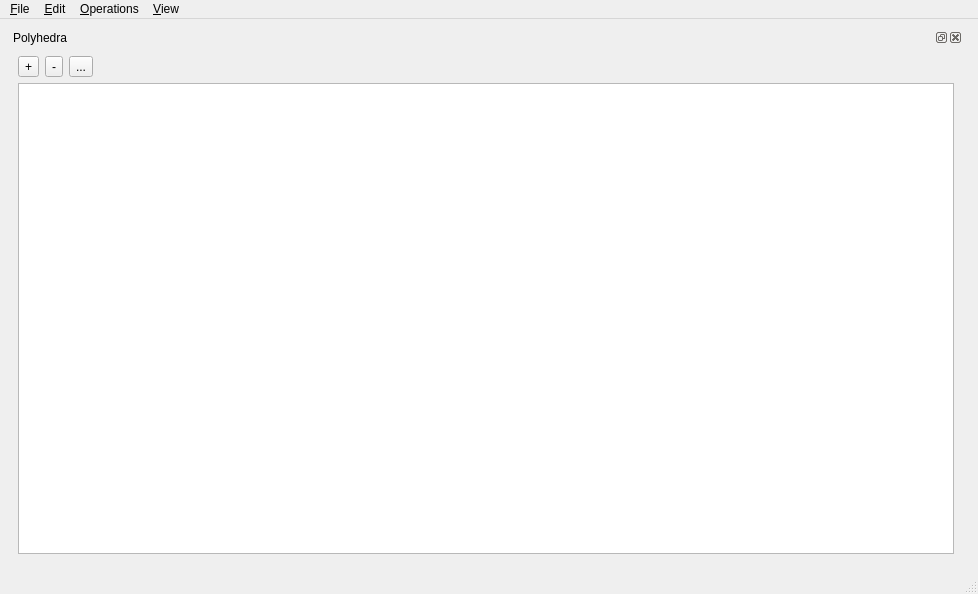
Above: demo/Polyhedron/MainWindow.ui from CGAL/releases before the change. Below: the same form after it.
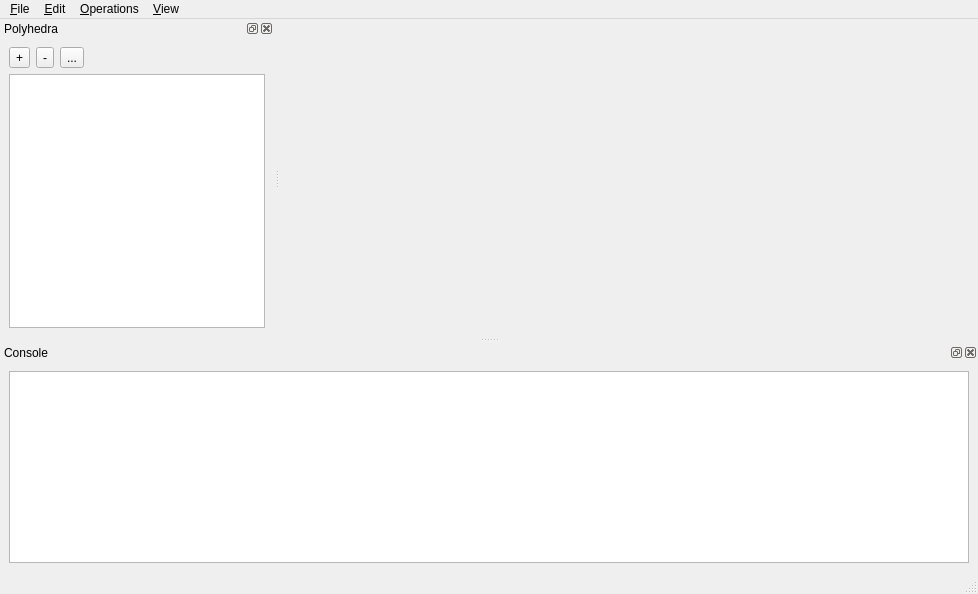
That is the form after the change. Icons and pictures are not drawn. Custom widgets are drawn as their Qt base class.

The edit to the form file:
```diff
--- a/demo/Polyhedron/MainWindow.ui
+++ b/demo/Polyhedron/MainWindow.ui
@@ -17,91 +17,28 @@
     <normaloff>:/cgal/icons/resources/cgal_logo.xpm</normaloff>:/cgal/icons/resources/cgal_logo.xpm</iconset>
   </property>
   <widget class="QWidget" name="centralwidget" >
-   <layout class="QGridLayout" name="gridLayout" >
-    <item row="0" column="1" >
-     <widget class="Viewer" native="1" name="viewer" />
-    </item>
-    <item row="0" column="0" >
-     <widget class="QDockWidget" name="polyhedraDockWidget" >
-      <property name="locale" >
-       <locale country="UnitedStates" language="English" />
+   <property name="geometry" >
+    <rect>
+     <x>282</x>
+     <y>19</y>
+     <width>696</width>
+     <height>320</height>
+    </rect>
+   </property>
+   <layout class="QVBoxLayout" name="verticalLayout_2" >
+    <item>
+     <widget class="Viewer" native="1" name="viewer" >
+      <property name="sizePolicy" >
+       <sizepolicy vsizetype="Preferred" hsizetype="Preferred" >
+        <horstretch>0</horstretch>
+        <verstretch>1</verstretch>
+       </sizepolicy>
       </property>
-      <property name="windowTitle" >
-       <string>Polyhedra</string>
-      </property>
-      <widget class="QWidget" name="dockWidgetContent" >
-       <layout class="QGridLayout" name="gridLayout_2" >
-        <item row="0" column="0" >
-         <layout class="QVBoxLayout" name="verticalLayout" >
-          <item>
-           <layout class="QHBoxLayout" name="horizontalLayout" >
-            <item>
-             <widget class="QToolButton" name="addButton" >
-              <property name="text" >
-               <string>+</string>
-              </property>
-              <property name="icon" >
-               <iconset resource="Polyhedron_3.qrc" >
-                <normaloff>:/cgal/icons/plus</normaloff>:/cgal/icons/plus</iconset>
-              </property>
-             </widget>
-            </item>
-            <item>
-             <widget class="QToolButton" name="removeButton" >
-              <property name="text" >
-               <string>-</string>
-              </property>
-              <property name="icon" >
-               <iconset resource="Polyhedron_3.qrc" >
-                <normaloff>:/cgal/icons/minus</normaloff>:/cgal/icons/minus</iconset>
-              </property>
-             </widget>
-            </item>
-            <item>
-             <widget class="QToolButton" name="duplicateButton" >
-              <property name="text" >
-               <string>...</string>
-              </property>
-              <property name="icon" >
-               <iconset resource="Polyhedron_3.qrc" >
-                <normaloff>:/cgal/icons/duplicate</normaloff>:/cgal/icons/duplicate</iconset>
-              </property>
-             </widget>
-            </item>
-            <item>
-             <spacer name="horizontalSpacer" >
-              <property name="orientation" >
-               <enum>Qt::Horizontal</enum>
-              </property>
-              <property name="sizeHint" stdset="0" >
-               <size>
-                <width>40</width>
-                <height>20</height>
-               </size>
-              </property>
-             </spacer>
-            </item>
-           </layout>
-          </item>
-          <item>
-           <widget class="QTreeView" name="treeView" >
-            <property name="editTriggers" >
-             <set>QAbstractItemView::DoubleClicked|QAbstractItemView::EditKeyPressed|QAbstractItemView::SelectedClicked</set>
-            </property>
-            <property name="alternatingRowColors" >
-             <bool>true</bool>
-            </property>
-            <property name="indentation" >
-             <number>0</number>
-            </property>
-           </widget>
-          </item>
-         </layout>
-        </item>
-       </layout>
-      </widget>
      </widget>
     </item>
+    <item>
+     <widget class="QLabel" name="infoLabel" />
+    </item>
    </layout>
   </widget>
   <widget class="QMenuBar" name="menubar" >
@@ -198,7 +135,152 @@
    <addaction name="menuOperations" />
    <addaction name="menuView" />
   </widget>
-  <widget class="QStatusBar" name="statusbar" />
+  <widget class="QStatusBar" name="statusbar" >
+   <property name="geometry" >
+    <rect>
+     <x>0</x>
+     <y>575</y>
+     <width>978</width>
+     <height>19</height>
+    </rect>
+   </property>
+  </widget>
+  <widget class="QDockWidget" name="sceneDockWidget" >
+   <property name="geometry" >
+    <rect>
+     <x>0</x>
+     <y>19</y>
+     <width>276</width>
+     <height>320</height>
+    </rect>
+   </property>
+   <property name="locale" >
+    <locale country="UnitedStates" language="English" />
+   </property>
+   <property name="windowTitle" >
+    <string>Polyhedra</string>
+   </property>
+   <attribute name="dockWidgetArea" >
+    <number>1</number>
+   </attribute>
+   <widget class="QWidget" name="dockWidgetContent" >
+    <property name="geometry" >
+     <rect>
+      <x>0</x>
+      <y>20</y>
+      <width>276</width>
+      <height>300</height>
+     </rect>
+    </property>
+    <layout class="QGridLayout" name="gridLayout_2" >
+     <item row="0" column="0" >
+      <layout class="QVBoxLayout" name="verticalLayout" >
+       <item>
+        <layout class="QHBoxLayout" name="horizontalLayout" >
+         <item>
+          <widget class="QToolButton" name="addButton" >
+           <property name="text" >
+            <string>+</string>
+           </property>
+           <property name="icon" >
+            <iconset resource="Polyhedron_3.qrc" >
+             <normaloff>:/cgal/icons/plus</normaloff>:/cgal/icons/plus</iconset>
+           </property>
+          </widget>
+         </item>
+         <item>
+          <widget class="QToolButton" name="removeButton" >
+           <property name="text" >
+            <string>-</string>
+           </property>
+           <property name="icon" >
+            <iconset resource="Polyhedron_3.qrc" >
+             <normaloff>:/cgal/icons/minus</normaloff>:/cgal/icons/minus</iconset>
+           </property>
+          </widget>
+         </item>
+         <item>
+          <widget class="QToolButton" name="duplicateButton" >
+           <property name="text" >
+            <string>...</string>
+           </property>
+           <property name="icon" >
+            <iconset resource="Polyhedron_3.qrc" >
+             <normaloff>:/cgal/icons/duplicate</normaloff>:/cgal/icons/duplicate</iconset>
+           </property>
+          </widget>
+         </item>
+         <item>
+          <spacer name="horizontalSpacer" >
+           <property name="orientation" >
+            <enum>Qt::Horizontal</enum>
+           </property>
+           <property name="sizeHint" stdset="0" >
+            <size>
+             <width>40</width>
+             <height>20</height>
+            </size>
+           </property>
+          </spacer>
+         </item>
+        </layout>
+       </item>
+       <item>
+        <widget class="QTreeView" name="treeView" >
+         <property name="editTriggers" >
+          <set>QAbstractItemView::DoubleClicked|QAbstractItemView::EditKeyPressed|QAbstractItemView::SelectedClicked</set>
+         </property>
+         <property name="alternatingRowColors" >
+          <bool>true</bool>
+         </property>
+         <property name="indentation" >
+          <number>0</number>
+         </property>
+        </widget>
+       </item>
+      </layout>
+     </item>
+    </layout>
+   </widget>
+  </widget>
+  <widget class="QDockWidget" name="consoleDockWidget" >
+   <property name="geometry" >
+    <rect>
+     <x>0</x>
+     <y>345</y>
+     <width>978</width>
+     <height>230</height>
+    </rect>
+   </property>
+   <property name="allowedAreas" >
+    <set>Qt::BottomDockWidgetArea|Qt::LeftDockWidgetArea|Qt::TopDockWidgetArea</set>
+   </property>
+   <property name="windowTitle" >
+    <string>Console</string>
+   </property>
+   <attribute name="dockWidgetArea" >
+    <number>8</number>
+   </attribute>
+   <widget class="QWidget" name="dockWidgetContents" >
+    <property name="geometry" >
+     <rect>
+      <x>0</x>
+      <y>20</y>
+      <width>978</width>
+      <height>210</height>
+     </rect>
+    </property>
+    <layout class="QVBoxLayout" name="verticalLayout_3" >
+     <item>
+      <widget class="QTextEdit" name="consoleTextEdit" >
+       <property name="readOnly" >
+        <bool>true</bool>
+       </property>
+      </widget>
+     </item>
+    </layout>
+   </widget>
+  </widget>
   <action name="actionQuit" >
    <property name="text" >
     <string>&amp;Quit</string>
```
Left out of the diff: 53 changed lines with no effect on the pictures.
